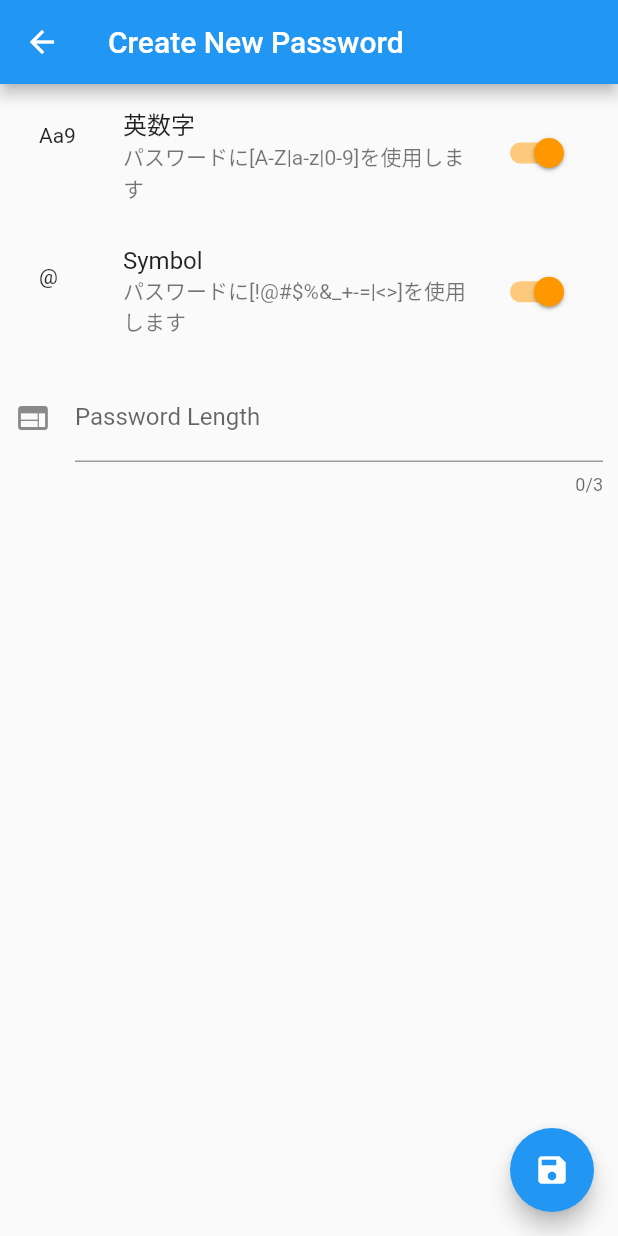
After one commit to ishibashi-futos/flutter-study, a Flutter app: the CreateNewPassword screen opened directly, on a phone screen of 412 x 824 dp. The commit adds this screen. Run offline on Flutter 3.47's test engine with Material 2 defaults, Android fonts, the phone set to English and light mode, and no system bars; our stand-ins replace flutter_secure_storage; missing offline and left inert: flutter_appauth; accounts and stored records are empty.

Commit message:
イケてない実装だがいったんパスワードの自動生成画面の基礎ができた

```diff
--- /dev/null
+++ b/flutter_starter/lib/create_password.dart
@@ -0,0 +1,139 @@
+import 'package:flutter/material.dart';
+import 'package:flutter/services.dart';
+import 'package:flutter_starter/logger.dart';
+import 'dart:math';
+
+class CreateNewPassword extends StatefulWidget {
+  const CreateNewPassword({Key? key}) : super(key: key);
+  @override
+  _CreateNewPasswordState createState() => _CreateNewPasswordState();
+}
+
+class _PasswordLetters {
+  static const String alphabet = "abcdefghijklmnopqrstuvwxyz";
+  static const String ALPHABET = "ABCDEFGHIJKLMNOPQRSTUVWXYZ";
+  static const String numbers = "0123456789";
+  static const String symbols = "!@#\$%&_+-=|<>";
+}
+
+class _CreateNewPasswordState extends State<CreateNewPassword> {
+  bool _enableAndNumber = true;
+  bool _enableSymbol = true;
+  int _length = 8;
+  static final Logger _logger = Logger();
+
+  @override
+  Widget build(BuildContext context) {
+    return Scaffold(
+      appBar: AppBar(
+        title: const Text('Create New Password'),
+      ),
+      body: Column(
+        mainAxisAlignment: MainAxisAlignment.start,
+        children: [
+          Container(
+            padding: const EdgeInsets.all(10),
+            child: SwitchListTile(
+                title: const Text('英数字'),
+                subtitle: const Text('パスワードに[A-Z|a-z|0-9]を使用します'),
+                secondary: const Text('Aa9'),
+                activeColor: Colors.orange,
+                inactiveThumbColor: Colors.grey,
+                value: _enableAndNumber,
+                onChanged: (bool e) {
+                  _logger.info('_enableAndNumber: $e');
+                  setState(() {
+                    _enableAndNumber = e;
+                  });
+                }),
+          ),
+          Container(
+            padding: const EdgeInsets.all(10),
+            child: SwitchListTile(
+                title: const Text('Symbol'),
+                subtitle: const Text('パスワードに[!@#\$%&_+-=|<>]を使用します'),
+                secondary: const Text('@'),
+                activeColor: Colors.orange,
+                inactiveThumbColor: Colors.grey,
+                value: _enableSymbol,
+                onChanged: (bool e) {
+                  _logger.info('_enableSymbol: $e');
+                  setState(() {
+                    _enableSymbol = e;
+                  });
+                }),
+          ),
+          Container(
+            padding: const EdgeInsets.all(10),
+            child: TextField(
+              enabled: true,
+              maxLength: 3,
+              obscureText: false,
+              maxLines: 1,
+              keyboardType: TextInputType.number,
+              decoration: const InputDecoration(
+                  icon: Icon(Icons.web),
+                  hintText: '1-255',
+                  labelText: 'Password Length'),
+              onChanged: (value) {
+                if (value == "") {
+                  return;
+                }
+                setState(() {
+                  try {
+                    var parsed = int.parse(value);
+                    if (parsed > 255) {
+                      _length = 255;
+                    } else if (parsed <= 0) {
+                      _length = 0;
+                    } else {
+                      _length = int.parse(value);
+                    }
+                    _logger.info('_length: $_length');
+                  } catch (e, s) {
+                    _logger.error('数値への変換に失敗しました', e);
+                  }
+                });
+              },
+            ),
+          ),
+        ],
+      ),
+      floatingActionButton: FloatingActionButton(
+        onPressed: () {
+          var letters = StringBuffer();
+          letters.write(_enableAndNumber
+              ? _PasswordLetters.alphabet +
+                  _PasswordLetters.ALPHABET +
+                  _PasswordLetters.numbers
+              : "");
+          letters.write(_enableSymbol ? _PasswordLetters.symbols : "");
+          var string = letters.toString();
+          _logger.info('letters: $string');
+          var password = _createPassword(_length, string);
+          _logger.info('p: $password');
+          Navigator.pop(context, password);
+        },
+        child: const Icon(Icons.save),
+      ),
+    );
+  }
+}
+
+String _createPassword(int length, String letters) {
+  if (length <= 0 || letters.isEmpty) {
+    return "";
+  }
+  final logger = Logger();
+  final shuffleLetters = letters.split("");
+  shuffleLetters.shuffle();
+  final shuffledLetters = shuffleLetters.join("");
+  logger.debug('shuffled letters: $shuffledLetters');
+  var buffer = StringBuffer();
+  var rng = Random();
+  for (var i = 0; i < length; i++) {
+    buffer.write(shuffledLetters[rng.nextInt(letters.length - 1)]);
+  }
+  // TODO: パスワード生成が成功した後、lettersに必要な文字列が含まれているか（例えば、記号が含まれているかどうか）が分からないため修正が必要
+  return buffer.toString();
+}
```
Also changed, not shown: flutter_starter/lib/edit_password.dart (+32 -3 lines), flutter_starter/lib/logger.dart (+12 -0 lines), 1 other file.
